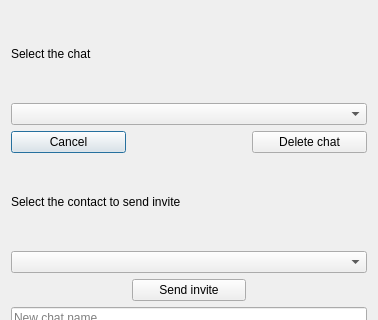
Above: configurechat.ui from Knigan/Qt-Messenger before the change; both pictures show x 0 to 378 and y 0 to 320 of the 378 by 460 pixel window. Below: the same form after it.
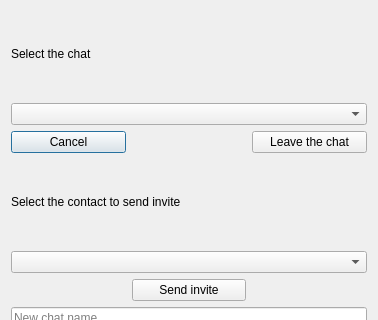
That is the form after the change.

Commit message: Rename button

```diff
--- a/configurechat.ui
+++ b/configurechat.ui
@@ -31,13 +31,6 @@
      </property>
     </widget>
    </item>
-   <item row="2" column="2">
-    <widget class="QPushButton" name="DeleteChatButton">
-     <property name="text">
-      <string>Delete chat</string>
-     </property>
-    </widget>
-   </item>
    <item row="3" column="0" colspan="2">
     <widget class="QLabel" name="SendInviteLabel">
      <property name="text">
@@ -76,6 +69,13 @@
      </property>
     </widget>
    </item>
+   <item row="2" column="2">
+    <widget class="QPushButton" name="LeaveChatButton">
+     <property name="text">
+      <string>Leave the chat</string>
+     </property>
+    </widget>
+   </item>
   </layout>
  </widget>
  <resources/>
```
The commit also changes 5 other files.
